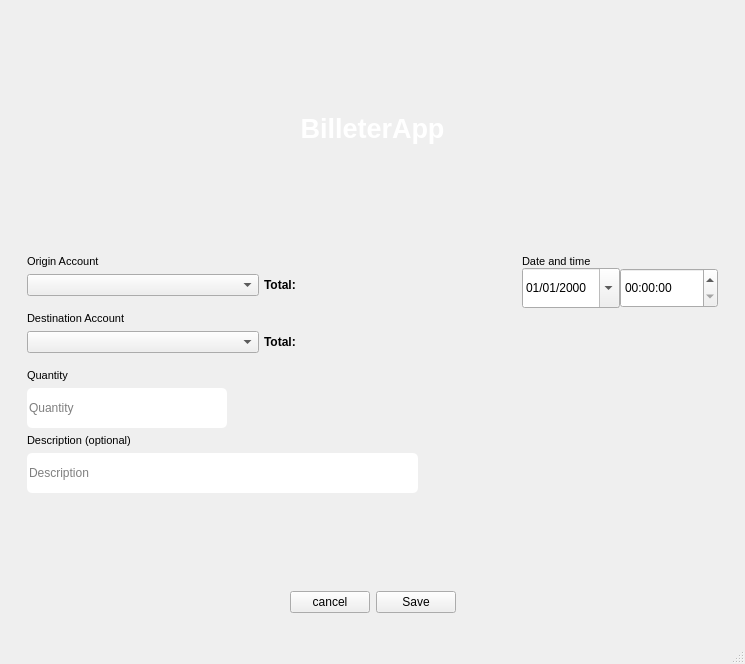
This is billeUI/uis/operation_transfer_screen.ui in Igna11/Billetera2.0 as Qt 5 draws it before an edit. The edited form follows.
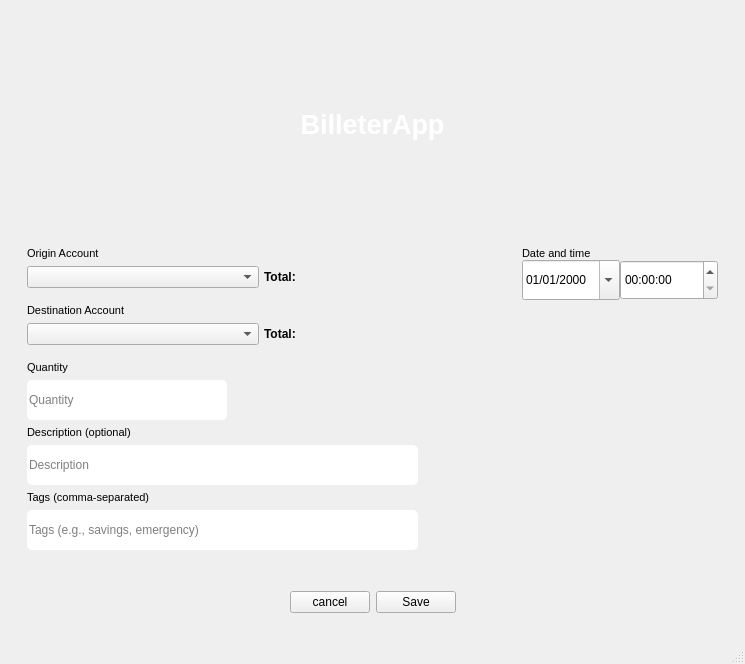
This is the edited form. Icons and pictures are not drawn.

Commit message: tag operation implementation

The edit to the form file:
```diff
--- a/billeUI/uis/operation_transfer_screen.ui
+++ b/billeUI/uis/operation_transfer_screen.ui
@@ -225,6 +225,36 @@
               </property>
              </widget>
             </item>
+            <item>
+             <widget class="QLabel" name="tags_label">
+              <property name="font">
+               <font>
+                <pointsize>8</pointsize>
+               </font>
+              </property>
+              <property name="text">
+               <string>Tags (comma-separated)</string>
+              </property>
+             </widget>
+            </item>
+            <item>
+             <widget class="QLineEdit" name="tags_line">
+              <property name="minimumSize">
+               <size>
+                <width>0</width>
+                <height>40</height>
+               </size>
+              </property>
+              <property name="styleSheet">
+               <string notr="true">background-color: rgb(255, 255, 255);
+border-radius:5px;
+</string>
+              </property>
+              <property name="placeholderText">
+               <string>Tags (e.g., savings, emergency)</string>
+              </property>
+             </widget>
+            </item>
             <item>
              <spacer name="data_verticalSpacer">
               <property name="orientation">
```
The commit also changes 6 other files.
